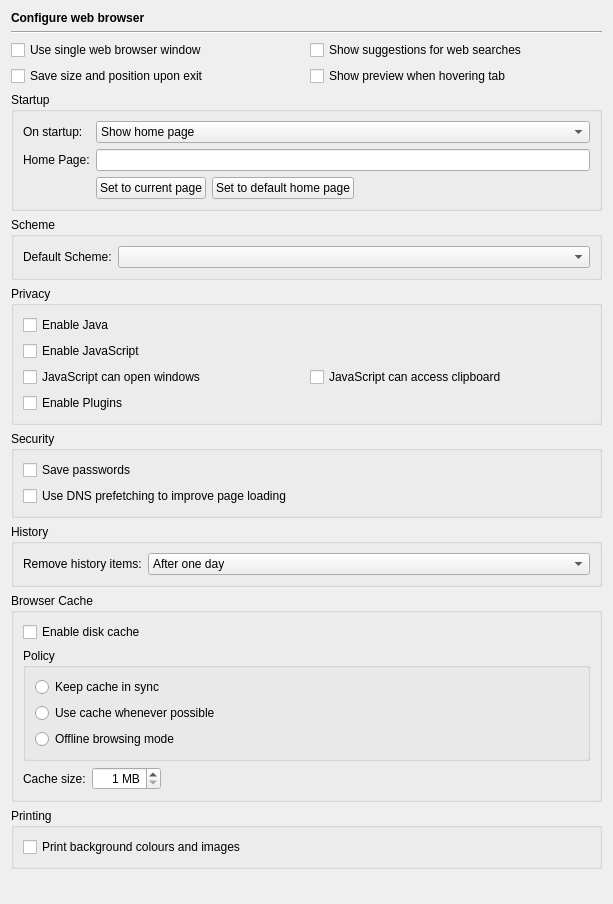
Above: Preferences/ConfigurationPages/HelpWebBrowserPage.ui from testmana2/test before the change. Below: the same form after it.
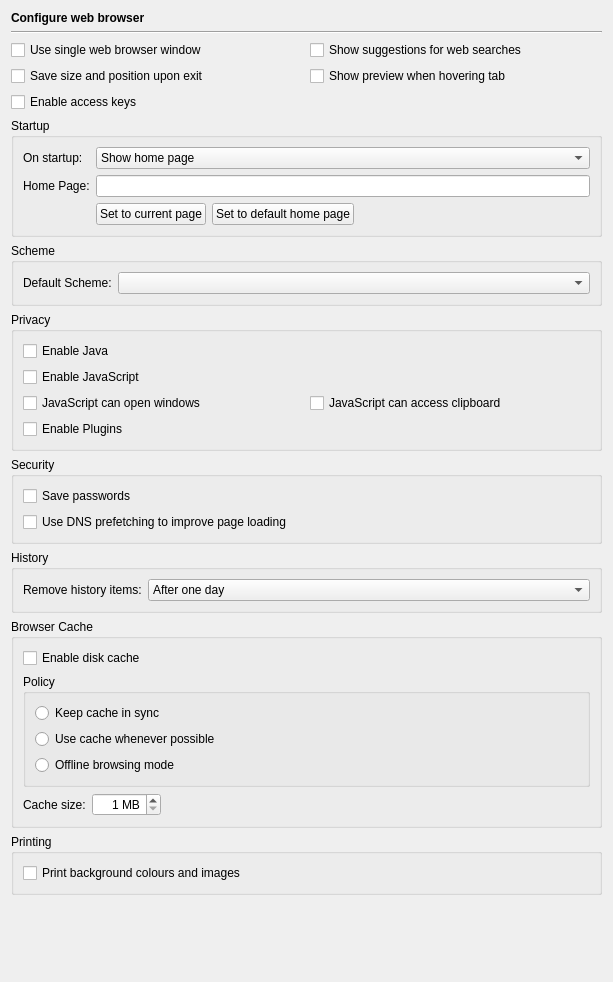
That is the form after the change.

Commit message: Added support for access keys and drag & drop to the web browser.

What changed in the file:
```diff
--- a/Preferences/ConfigurationPages/HelpWebBrowserPage.ui
+++ b/Preferences/ConfigurationPages/HelpWebBrowserPage.ui
@@ -7,7 +7,7 @@
     <x>0</x>
     <y>0</y>
     <width>613</width>
-    <height>904</height>
+    <height>982</height>
    </rect>
   </property>
   <layout class="QVBoxLayout" name="verticalLayout_4">
@@ -73,6 +73,16 @@
        </property>
       </widget>
      </item>
+     <item row="2" column="0">
+      <widget class="QCheckBox" name="accessKeysCheckBox">
+       <property name="toolTip">
+        <string>Select to enable support for access keys</string>
+       </property>
+       <property name="text">
+        <string>Enable access keys</string>
+       </property>
+      </widget>
+     </item>
     </layout>
    </item>
    <item>
```
Left out of the diff: 3 changed lines with no effect on the pictures. The commit also changes 20 other files.
